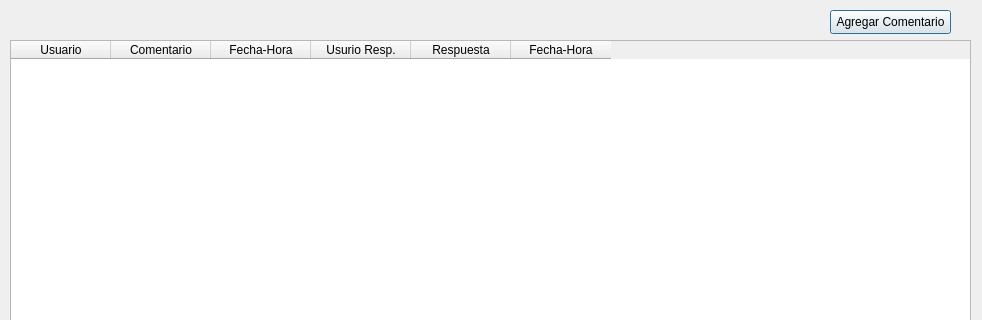
AyeQuinteros15/DemoPracticas, file ventanaNotas_NP.ui: the form before one commit; both pictures show x 0 to 982 and y 0 to 320 of the 982 by 542 pixel window.
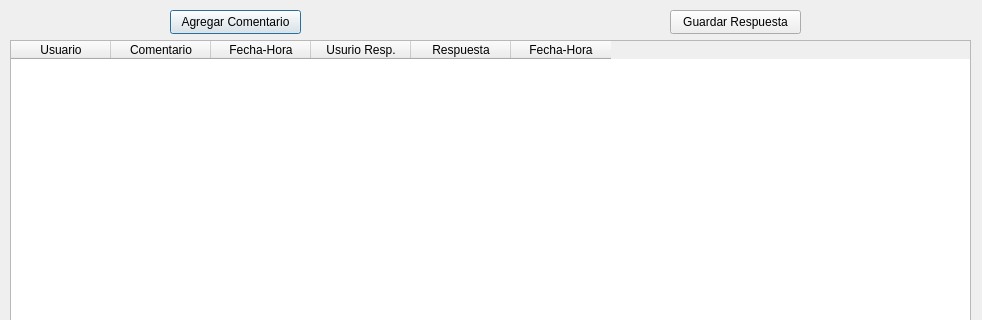
The form after the commit.

Patch:
```diff
--- a/ventanaNotas_NP.ui
+++ b/ventanaNotas_NP.ui
@@ -16,9 +16,9 @@
   <widget class="QPushButton" name="btnAgregarComentario_NP">
    <property name="geometry">
     <rect>
-     <x>830</x>
+     <x>170</x>
      <y>10</y>
-     <width>121</width>
+     <width>131</width>
      <height>24</height>
     </rect>
    </property>
@@ -66,6 +66,19 @@
     </property>
    </column>
   </widget>
+  <widget class="QPushButton" name="btnGuardarRespuesta_NP">
+   <property name="geometry">
+    <rect>
+     <x>670</x>
+     <y>10</y>
+     <width>131</width>
+     <height>24</height>
+    </rect>
+   </property>
+   <property name="text">
+    <string>Guardar Respuesta</string>
+   </property>
+  </widget>
  </widget>
  <resources/>
  <connections/>
```
